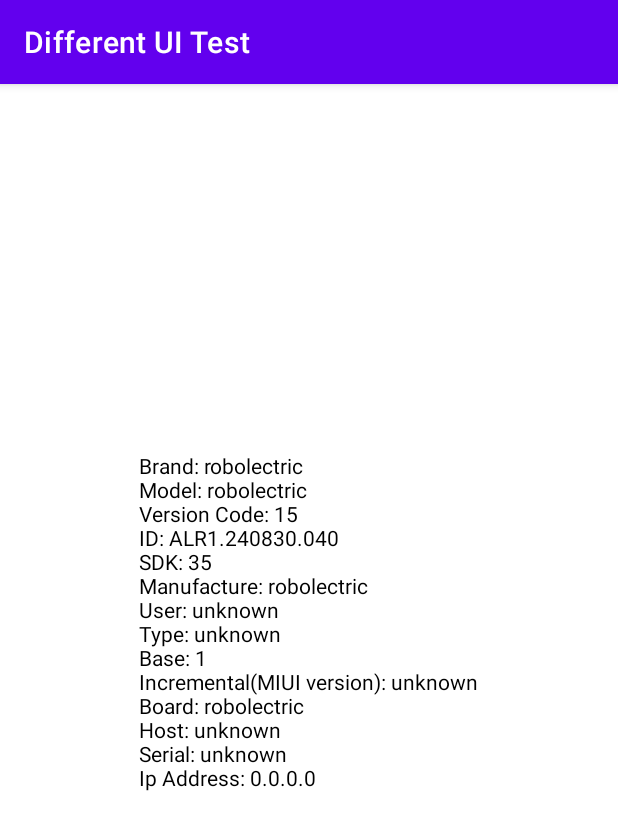
After one commit to TanvirIslam47/differentUiTest, an Android app: the DeviceActivity screen opened directly, with no data from a screen before it, on a phone screen of 412 x 824 dp. The commit adds this screen. Shown: the top 830 px of the screen. Run offline under Robolectric (Android 15) with nearby library versions, the phone set to English and light mode, and no system bars.

Commit message:
device info

```diff
--- /dev/null
+++ b/app/src/main/java/com/example/differentuitest/DeviceActivity.java
@@ -0,0 +1,111 @@
+package com.example.differentuitest;
+
+import androidx.annotation.NonNull;
+import androidx.annotation.RequiresApi;
+import androidx.appcompat.app.AppCompatActivity;
+import androidx.core.app.ActivityCompat;
+import androidx.core.content.ContextCompat;
+
+import android.Manifest;
+import android.annotation.SuppressLint;
+import android.content.Context;
+import android.content.pm.PackageManager;
+import android.net.wifi.WifiManager;
+import android.os.Build;
+import android.os.Bundle;
+import android.provider.Settings;
+import android.telephony.TelephonyManager;
+import android.text.format.Formatter;
+import android.widget.TextView;
+
+import static android.Manifest.permission.READ_PHONE_NUMBERS;
+import static android.Manifest.permission.READ_PHONE_STATE;
+import static android.Manifest.permission.READ_SMS;
+
+public class DeviceActivity extends AppCompatActivity {
+    TextView displayInfo;
+    private static final int PERMISSION_REQUEST_CODE = 100;
+    TextView textView;
+    TelephonyManager telephonyManager;
+
+    @RequiresApi(api = Build.VERSION_CODES.P)
+    @Override
+    protected void onCreate(Bundle savedInstanceState) {
+        super.onCreate(savedInstanceState);
+        setContentView(R.layout.activity_device);
+
+        displayInfo = findViewById(R.id.displayInfoTvId);
+        textView = findViewById(R.id.tvId);
+        displayInfo.setText(getSystemDetail());
+
+    }
+
+    @RequiresApi(api = Build.VERSION_CODES.O)
+    @SuppressLint("MissingPermission")
+    private String getSystemDetail() {
+
+//        Context context = requireContext().getApplicationContext();
+        WifiManager wm = (WifiManager) getApplicationContext().getSystemService(Context.WIFI_SERVICE);
+
+        telephonyManager = (TelephonyManager) this.getSystemService(Context.TELEPHONY_SERVICE);
+        if (ActivityCompat.checkSelfPermission(this, READ_SMS) != PackageManager.PERMISSION_GRANTED &&
+                ActivityCompat.checkSelfPermission(this, READ_PHONE_NUMBERS) != PackageManager.PERMISSION_GRANTED &&
+                ActivityCompat.checkSelfPermission(this, READ_PHONE_STATE) != PackageManager.PERMISSION_GRANTED) {
+            ActivityCompat.requestPermissions(this, new String[]{READ_SMS, READ_PHONE_NUMBERS, READ_PHONE_STATE}, PERMISSION_REQUEST_CODE);
+        } else {
+//            textView.setText(""+telephonyManager.getSimSerialNumber());
+            textView.setText(telephonyManager.getImei());
+            String phn = (""+telephonyManager.getSimSerialNumber());
+        }
+
+//        // device Id
+//        deviceId_str = telephonyManager.getDeviceId();
+//        // software version
+//        softwareVersion_str = telephonyManager.getDeviceSoftwareVersion();
+//        // serial number
+//        simSerialNo = telephonyManager.getSimSerialNumber();
+//        //voice mail number
+//        voicemailNumer_str = telephonyManager.getVoiceMailNumber();
+//        // sim operator name
+//        sim_operator_Name= telephonyManager.getSimOperatorName();
+
+        return  "Brand: "+Build.BRAND+"\n"
+                +"Model: "+Build.MODEL+"\n"
+//                +"DeviceId: "+ Settings.Secure.getString(contentResolver, Settings.Secure.ANDROID_ID)+"\n"
+                +"Version Code: "+Build.VERSION.RELEASE+"\n"
+                +"ID: "+Build.ID+"\n"
+                +"SDK: "+Build.VERSION.SDK_INT+"\n"
+                +"Manufacture: "+Build.MANUFACTURER+"\n"
+                +"User: "+Build.USER+"\n"
+                +"Type: "+Build.TYPE+"\n"
+                +"Base: "+Build.VERSION_CODES.BASE+"\n"
+                +"Incremental(MIUI version): "+Build.VERSION.INCREMENTAL+"\n"
+                +"Board: "+Build.BOARD+"\n"
+                +"Host: "+Build.HOST+"\n"
+                +"Serial: "+Build.SERIAL+"\n"
+                +"Ip Address: "+ Formatter.formatIpAddress(wm.getConnectionInfo().getIpAddress())+"\n"
+                +"\n";
+
+    }
+
+    @SuppressLint("MissingPermission")
+    @RequiresApi(api = Build.VERSION_CODES.P)
+    @Override
+    public void onRequestPermissionsResult(int requestCode, @NonNull String[] permissions, @NonNull int[] grantResults) {
+        super.onRequestPermissionsResult(requestCode, permissions, grantResults);
+        switch (requestCode) {
+            case PERMISSION_REQUEST_CODE:
+                if (ActivityCompat.checkSelfPermission(this, Manifest.permission.READ_SMS) !=
+                        PackageManager.PERMISSION_GRANTED && ActivityCompat.checkSelfPermission(this,
+                        Manifest.permission.READ_PHONE_NUMBERS) != PackageManager.PERMISSION_GRANTED &&
+                        ActivityCompat.checkSelfPermission(this, Manifest.permission.READ_PHONE_STATE) !=
+                                PackageManager.PERMISSION_GRANTED) {
+                    return;
+                } else {
+//                    textView.setText(""+telephonyManager.getSimSerialNumber());
+                    textView.setText(telephonyManager.getImei());
+                }
+        }
+    }
+
+}
--- /dev/null
+++ b/app/src/main/res/layout/activity_device.xml
@@ -0,0 +1,24 @@
+<?xml version="1.0" encoding="utf-8"?>
+<LinearLayout xmlns:android="http://schemas.android.com/apk/res/android"
+    xmlns:app="http://schemas.android.com/apk/res-auto"
+    xmlns:tools="http://schemas.android.com/tools"
+    android:layout_width="match_parent"
+    android:layout_height="match_parent"
+    android:gravity="center"
+    android:orientation="vertical"
+    tools:context=".DeviceActivity">
+
+    <TextView
+        android:id="@+id/displayInfoTvId"
+        android:layout_width="wrap_content"
+        android:layout_height="wrap_content"
+        android:textColor="@color/black"
+        android:textSize="14sp"/>
+    <TextView
+        android:id="@+id/tvId"
+        android:layout_width="wrap_content"
+        android:layout_height="wrap_content"
+        android:textColor="@color/black"
+        android:textSize="14sp"/>
+
+</LinearLayout>
```
Also changed, not shown: app/src/debug/res/values/google_maps_api.xml (added, +24 -0 lines), app/src/main/AndroidManifest.xml (+7 -1 lines), app/src/main/java/com/example/differentuitest/MainActivity.java (+16 -1 lines), app/src/main/java/com/example/differentuitest/MapsActivity.java (added, +235 -0 lines), app/src/main/res/layout/activity_main.xml (+20 -0 lines), app/src/main/res/layout/activity_maps.xml (added, +26 -0 lines), 1 other file.
